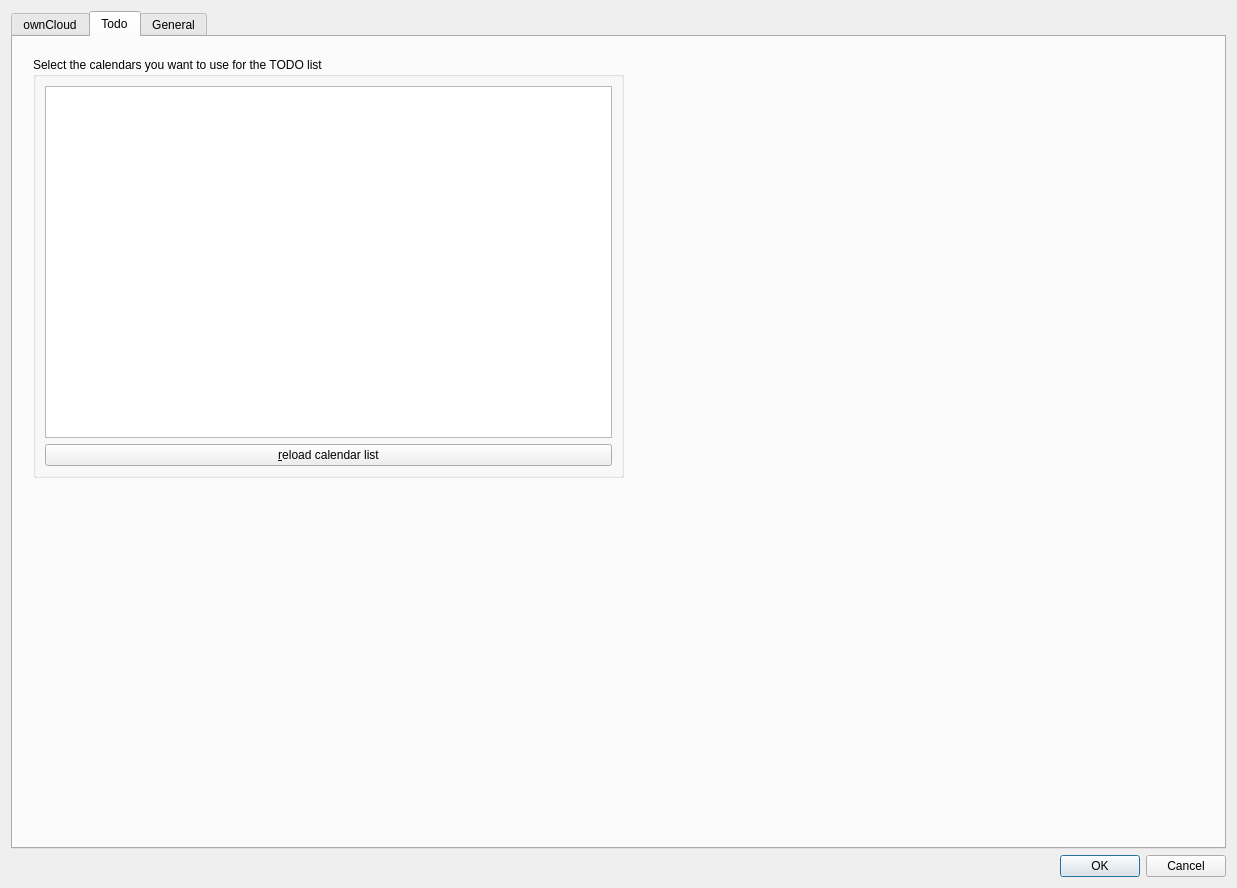
Old version of the form src/settingsdialog.ui in the repository pbek/QOwnNotes.
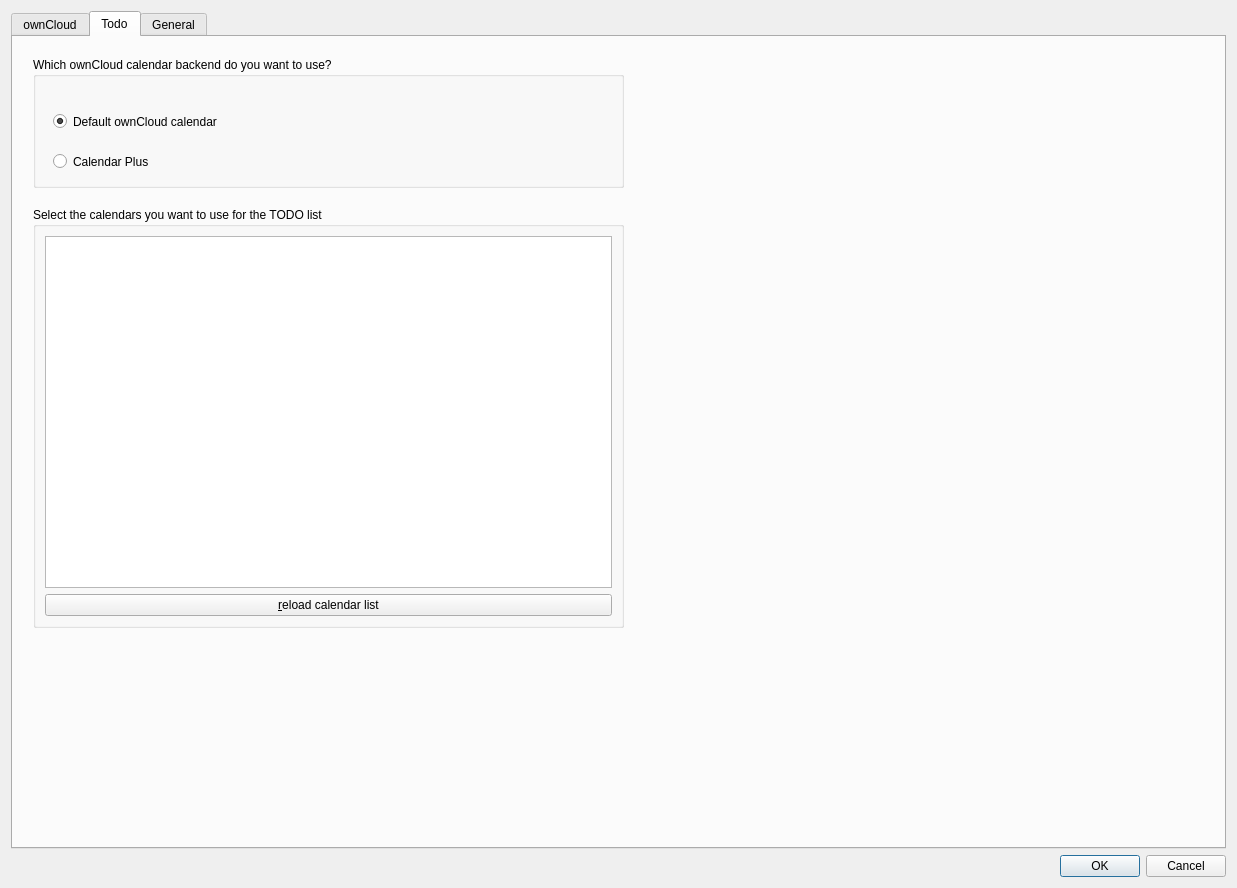
New version of the form. The open tabs and pages were chosen to show the change. Icons and pictures are not drawn.

Commit message: you can now also use the todo items from the *Calendar Plus* and *Tasks Plus* ownCloud apps

```diff
--- a/src/settingsdialog.ui
+++ b/src/settingsdialog.ui
@@ -527,7 +527,7 @@
          <property name="geometry">
           <rect>
            <x>20</x>
-           <y>20</y>
+           <y>170</y>
            <width>591</width>
            <height>421</height>
           </rect>
@@ -570,6 +570,48 @@
           </item>
          </layout>
         </widget>
+        <widget class="QGroupBox" name="calendarBackendGroupBox">
+         <property name="geometry">
+          <rect>
+           <x>20</x>
+           <y>20</y>
+           <width>591</width>
+           <height>131</height>
+          </rect>
+         </property>
+         <property name="title">
+          <string>Which ownCloud calendar backend do you want to use?</string>
+         </property>
+         <widget class="QRadioButton" name="defaultOwnCloudCalendarRadioButton">
+          <property name="geometry">
+           <rect>
+            <x>20</x>
+            <y>50</y>
+            <width>321</width>
+            <height>29</height>
+           </rect>
+          </property>
+          <property name="text">
+           <string>Default ownCloud calendar</string>
+          </property>
+          <property name="checked">
+           <bool>true</bool>
+          </property>
+         </widget>
+         <widget class="QRadioButton" name="calendarPlusRadioButton">
+          <property name="geometry">
+           <rect>
+            <x>20</x>
+            <y>90</y>
+            <width>291</width>
+            <height>29</height>
+           </rect>
+          </property>
+          <property name="text">
+           <string>Calendar Plus</string>
+          </property>
+         </widget>
+        </widget>
        </widget>
        <widget class="QWidget" name="generalTab">
         <attribute name="title">
```
Left out of the diff: 2 changed lines with no effect on the pictures. The commit also changes 6 other files.
